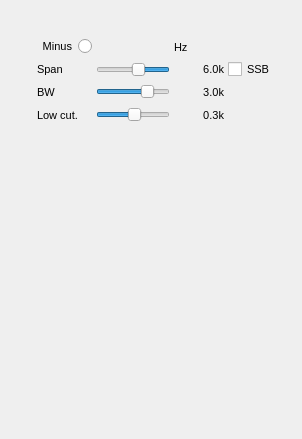
Qt form plugins/channel/chanalyzer/chanalyzergui.ui (f4exb/sdrangel) before a commit.
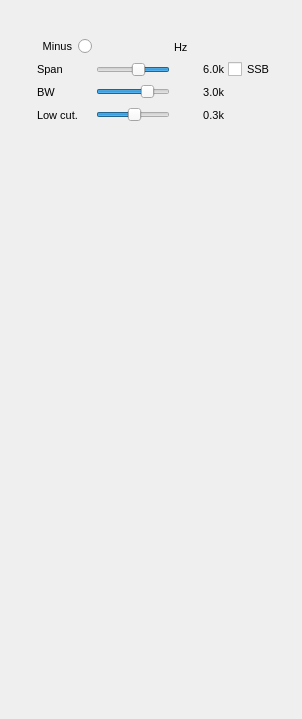
The same form after that commit. Custom widgets are drawn as their Qt base class.

Commit message: Added a scope widget in the channel analyzer plugin

```diff
--- a/plugins/channel/chanalyzer/chanalyzergui.ui
+++ b/plugins/channel/chanalyzer/chanalyzergui.ui
@@ -7,7 +7,7 @@
     <x>0</x>
     <y>0</y>
     <width>302</width>
-    <height>439</height>
+    <height>719</height>
    </rect>
   </property>
   <property name="minimumSize">
@@ -384,6 +384,55 @@
     </item>
    </layout>
   </widget>
+  <widget class="QWidget" name="scopeContainer" native="true">
+   <property name="geometry">
+    <rect>
+     <x>40</x>
+     <y>430</y>
+     <width>241</width>
+     <height>284</height>
+    </rect>
+   </property>
+   <property name="windowTitle">
+    <string>Channel Scope</string>
+   </property>
+   <layout class="QVBoxLayout" name="verticalLayoutScope">
+    <property name="spacing">
+     <number>2</number>
+    </property>
+    <property name="leftMargin">
+     <number>3</number>
+    </property>
+    <property name="topMargin">
+     <number>3</number>
+    </property>
+    <property name="rightMargin">
+     <number>3</number>
+    </property>
+    <property name="bottomMargin">
+     <number>3</number>
+    </property>
+    <item>
+     <widget class="GLScope" name="glScope" native="true">
+      <property name="minimumSize">
+       <size>
+        <width>200</width>
+        <height>250</height>
+       </size>
+      </property>
+      <property name="font">
+       <font>
+        <family>Courier</family>
+        <pointsize>8</pointsize>
+       </font>
+      </property>
+     </widget>
+    </item>
+    <item>
+     <widget class="GLScopeGUI" name="scopeGUI" native="true"/>
+    </item>
+   </layout>
+  </widget>
  </widget>
  <customwidgets>
   <customwidget>
@@ -410,6 +459,18 @@
    <header>gui/valuedial.h</header>
    <container>1</container>
   </customwidget>
+  <customwidget>
+   <class>GLScope</class>
+   <extends>QWidget</extends>
+   <header>gui/glscope.h</header>
+   <container>1</container>
+  </customwidget>
+  <customwidget>
+   <class>GLScopeGUI</class>
+   <extends>QWidget</extends>
+   <header>gui/glscopegui.h</header>
+   <container>1</container>
+  </customwidget>
  </customwidgets>
  <resources/>
  <connections/>
```
Left out of the diff: 2 changed lines with no effect on the pictures. The commit also changes 9 other files.
